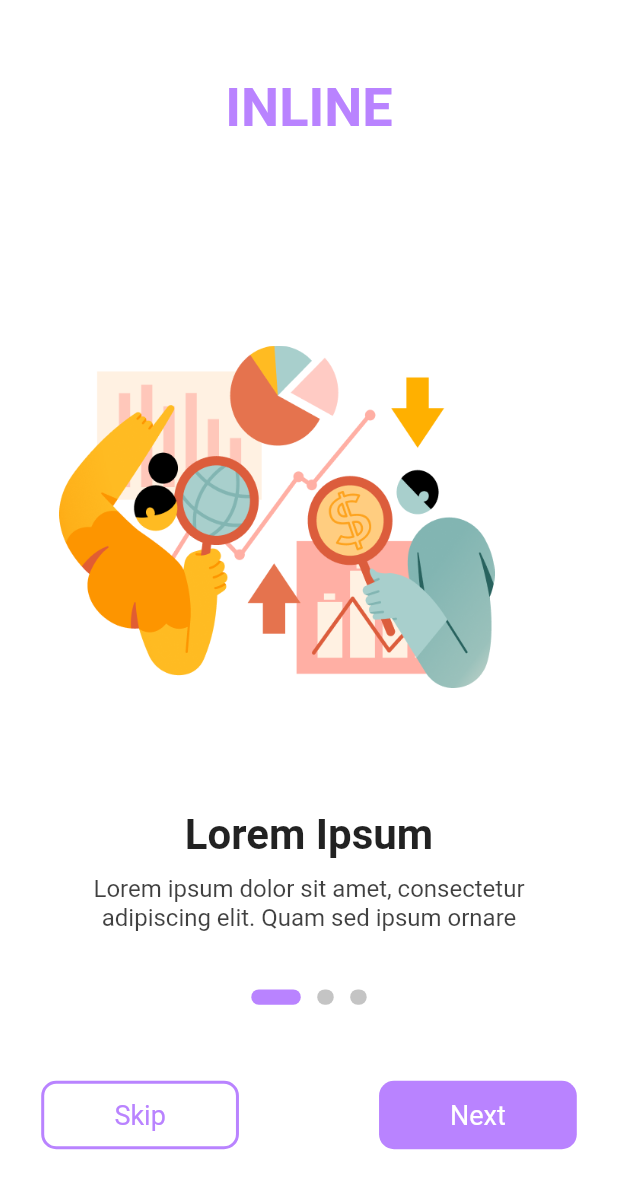
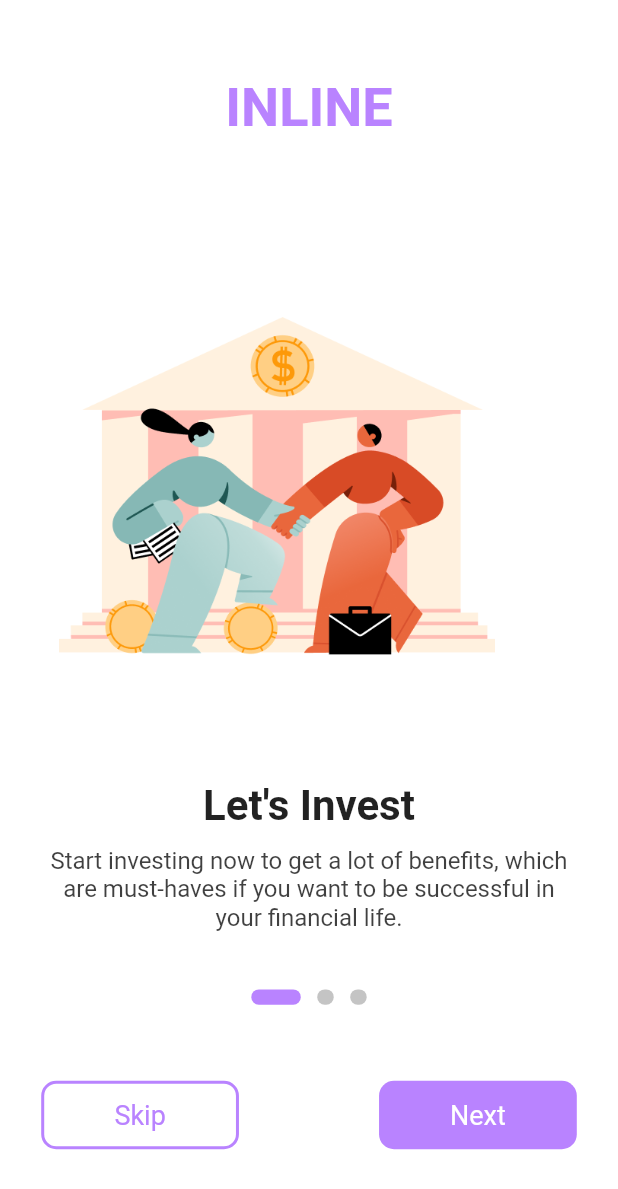
Before and after one commit to fikriyaeka/Capstone-Dicoding, a Flutter app: the screen it shows after launch, on a phone screen of 412 x 824 dp. Shown: the top 1189 px of the screen. Run offline on Flutter 3.47's test engine with Material 2 defaults, Android fonts, the light colour scheme and no system bars; our stand-ins replace after_layout, shared_preferences.

Commit message:
Update onboarding.dart
description

```diff
--- a/lib/pages/onboarding/onboarding.dart
+++ b/lib/pages/onboarding/onboarding.dart
@@ -13,21 +13,21 @@ class _OnBoardState extends State<OnBoard> {
   PageController _controller = PageController();
   List<Widget> pages = [
     SliderPage(
-      title: "Lorem Ipsum",
+      title: "Let's Invest",
       description:
-          "Lorem ipsum dolor sit amet, consectetur adipiscing elit. Quam sed ipsum ornare",
+          "Start investing now to get a lot of benefits, which are must-haves if you want to be successful in your financial life.",
+      imageAsset: "assets/img/onboard2.png",
+    ),
+    SliderPage(
+      title: "Great Analytics",
+      description:
+          "Help investors find investment provider institutions that have obtained operational permits from the Financial Services Authority (OJK)",
       imageAsset: "assets/img/onboard1.png",
     ),
     SliderPage(
-      title: "Lorem Ipsum",
+      title: "Security Guarantee",
       description:
-          "Lorem ipsum dolor sit amet, consectetur adipiscing elit. Quam sed ipsum ornare",
-      imageAsset: "assets/img/onboard2.png",
-    ),
-    SliderPage(
-      title: "Lorem Ipsum",
-      description:
-          "Lorem ipsum dolor sit amet, consectetur adipiscing elit. Quam sed ipsum ornare",
+          "Don't just choose an investment provider, make sure your investment is guaranteed safe with a legal investment provider",
       imageAsset: "assets/img/onboard3.png",
     ),
   ];
```
